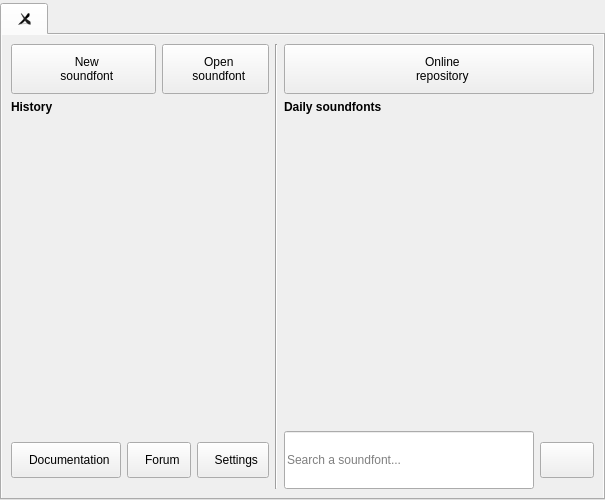
Before: the Qt Designer form sources/mainwindow/mainwindow.ui in davy7125/polyphone, drawn with Qt 5.
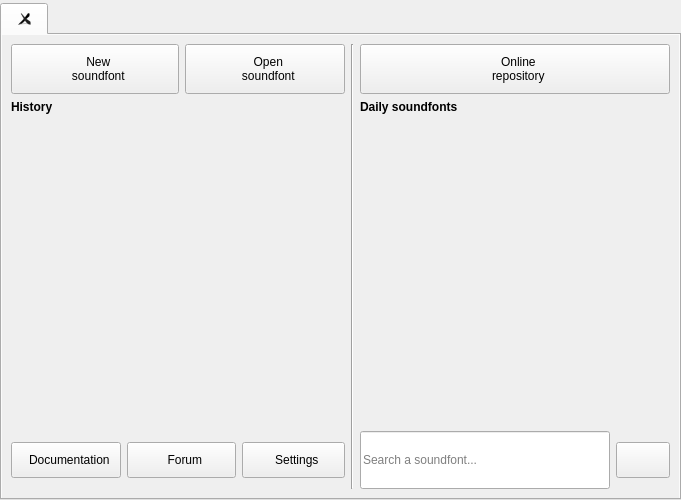
After: the same form once the commit is applied. Icons and pictures are not drawn. Custom widgets are drawn as their Qt base class.

The edit to the form file:
```diff
--- a/sources/mainwindow/mainwindow.ui
+++ b/sources/mainwindow/mainwindow.ui
@@ -6,7 +6,7 @@
    <rect>
     <x>0</x>
     <y>0</y>
-    <width>576</width>
+    <width>681</width>
     <height>500</height>
    </rect>
   </property>
```
Left out of the diff: 8 changed lines with no effect on the pictures.
